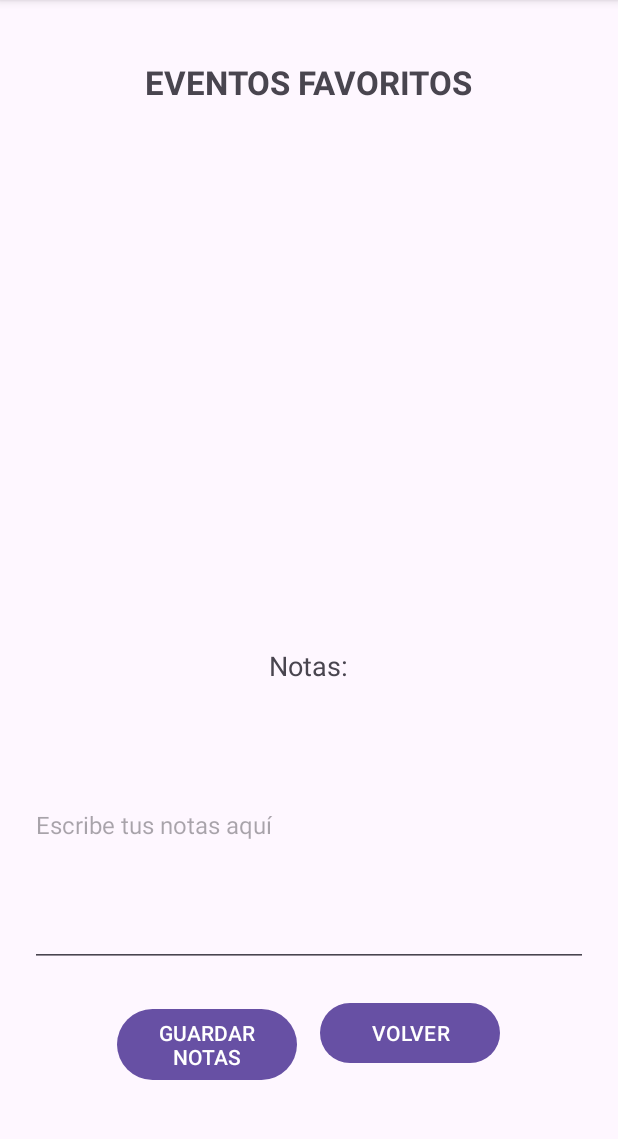
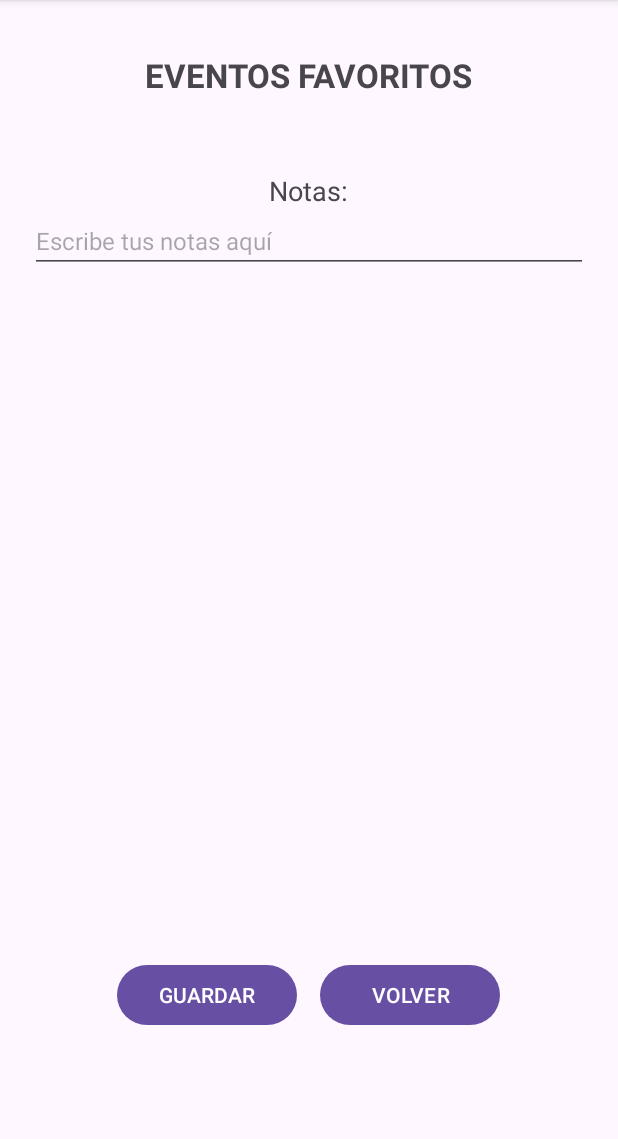
Before and after one commit to rocmisol/practica_android, an Android app: the screen it shows after launch (FavoritosActivity), in the options menu, after a tap on "Favoritos", on a phone screen of 412 x 824 dp, the part 96-1235 px from its top. Run offline under Robolectric (Android 15) with nearby library versions, the phone set to English and light mode, and no system bars.

Commit message:
Modifico RatingBar. Cambio ProgressBar a Main. Modifico layouts xml para responsive. Añado DialogFragment

```diff
--- a/app/src/main/java/es/cm/dam2/pmdm/eventos_culturales/FavoritosActivity.java
+++ b/app/src/main/java/es/cm/dam2/pmdm/eventos_culturales/FavoritosActivity.java
@@ -6,7 +6,6 @@ import android.os.Handler;
 import android.widget.Button;
 import android.widget.EditText;
 import android.widget.ListView;
-import android.widget.ProgressBar;
 import android.widget.TextView;
 
 import androidx.activity.EdgeToEdge;
@@ -24,7 +23,7 @@ import java.util.ArrayList;
 public class FavoritosActivity extends AppCompatActivity {
 
     private TextView textViewTituloFavoritos, textViewNotasFavoritos;
-    private ProgressBar progressBarFavoritos;
+
     private RecyclerView recyclerViewFavoritos;
     EditText editTextNotasFavoritos;
     Button buttonGuardarFavoritos, buttonVolverFavoritos;
@@ -52,7 +51,7 @@ public class FavoritosActivity extends AppCompatActivity {
         //Vinculación con las vistas de los textView
         textViewTituloFavoritos = findViewById(R.id.textViewTituloFavoritos);
         textViewNotasFavoritos = findViewById(R.id.textViewNotasFavoritos);
-        progressBarFavoritos = findViewById(R.id.progressBarFavoritos);
+
         recyclerViewFavoritos = findViewById(R.id.recyclerViewFavoritos);
         editTextNotasFavoritos = findViewById(R.id.editTextNotasFavoritos);
 
@@ -66,10 +65,6 @@ public class FavoritosActivity extends AppCompatActivity {
         adaptadorEvento = new AdaptadorEvento(listaPasarEventosFavoritos.getListaEventosFavoritos(), this);
         recyclerViewFavoritos.setAdapter((adaptadorEvento));
 
-
-        //Se muestra el progressBar durante la carga de esta Activity
-        mostrarProgressBar();
-
         //Se recuperan los eventos favoritos
 
         //Se cargan las anotaciones guardadas
@@ -77,15 +72,7 @@ public class FavoritosActivity extends AppCompatActivity {
         String notasGuardadas = sharedPreferences.getString(NOTAS_KEY, ""); //"" es el valor por defecto
         editTextNotasFavoritos.setText(notasGuardadas); //Se muestran las notas guardadas en el editText
 
-        //Se simula una carga con retraso de 2 segundos
-        //https://developer.android.com/reference/android/os/Handler
-        new Handler().postDelayed(new Runnable() {
-            @Override
-            public void run() {
-                recyclerViewFavoritos.setAdapter(adaptadorEvento);
-                ocultarProgressBar();
-            }
-        }, 2000);
+
 
         //Se configura el botón para guardar las notas
         buttonGuardarFavoritos = findViewById(R.id.buttonGuardarFavoritos);
@@ -110,16 +97,6 @@ public class FavoritosActivity extends AppCompatActivity {
 
 
     }
-    //Método para mostrar el ProgressBar
-    private void mostrarProgressBar(){
-        progressBarFavoritos.setVisibility(View.VISIBLE);
-        progressBarFavoritos.setVisibility(View.GONE);
-    }
-
-    //Método para ocultar el ProgressBar
-    private void ocultarProgressBar(){
-        progressBarFavoritos.setVisibility(View.GONE);
-    }
 
     //Método para guardar las notas utilizando SharedPreferences (de manera persistene)
     private void guardarNotas (String notas){
--- a/app/src/main/java/es/cm/dam2/pmdm/eventos_culturales/MainActivity.java
+++ b/app/src/main/java/es/cm/dam2/pmdm/eventos_culturales/MainActivity.java
@@ -2,7 +2,9 @@ package es.cm.dam2.pmdm.eventos_culturales;
 
 import android.app.DatePickerDialog;
 import android.content.Intent;
+import android.content.res.ColorStateList;
 import android.os.Bundle;
+import android.os.Handler;
 import android.view.ContextMenu;
 import android.view.Menu;
 import android.view.MenuInflater;
@@ -14,6 +16,7 @@ import android.widget.Button;
 import android.widget.CheckBox;
 import android.widget.CompoundButton;
 import android.widget.DatePicker;
+import android.widget.ProgressBar;
 import android.widget.Spinner;
 import android.widget.TextView;
 import android.widget.Toast;
@@ -36,11 +39,12 @@ import java.util.Calendar;
 
 public class MainActivity extends AppCompatActivity {
 
-    private TextView textViewTitulo, textViewFecha;
+    private TextView textViewFecha;
     private Button buttonFecha;
     private Spinner spinnerCategoria;
     private CheckBox checkBoxGratuito;
     private RecyclerView recyclerViewEventos;
+    private ProgressBar progressBarMain;
 
     private ArrayList<Evento> listaEventos;
     private ArrayList<Evento> listaEventosFiltrados;
@@ -68,9 +72,11 @@ public class MainActivity extends AppCompatActivity {
         listaEventos = FuncionRelleno.rellenaEventos();
 
 
-        //Configuración de los textView
-        textViewTitulo = findViewById(R.id.textViewTituloMain);
+        //Configuración del textView
         textViewFecha = findViewById(R.id.textViewFechaMain);
+
+        //Se asocia la vista al objeto
+        progressBarMain = findViewById(R.id.progressBarMain);
 
 
         //Configuración del Spinner la selección de categoría
@@ -200,10 +206,28 @@ public class MainActivity extends AppCompatActivity {
                 listaEventosFiltrados.add(evento);
             }
         }
-        ///////////////////////////////////////////////////////////////////////////////////////////////////////////////////////////////////////Si lista filtrado vacía mostrar dialogo
+        //Si al filtrar la lista no contiene eventos, se muestra un DialogFragment y se vuelven a mostrar todos los eventos
+        if (listaEventosFiltrados.isEmpty()){
+            DialogoListaVacia dialogoListaVacia = new DialogoListaVacia();
+            dialogoListaVacia.show(getSupportFragmentManager(), "DialogoListaVacia");
+            fechaSeleccionada = "";
+            textViewFecha.setText("");
+            filtrarEventos(); // Se vuelve a actualizar la lista filtrada
+        }
 
         //Se actualiza el adaptador del Recycler con los eventos filtrados
-        adaptadorEvento.actualizarListaFiltradoEventos(listaEventosFiltrados);
+        //Se simula una carga con retraso de 2 segundos
+        //https://developer.android.com/reference/android/os/Handler
+
+        mostrarProgressBar();
+        new Handler().postDelayed(new Runnable() {
+            @Override
+            public void run() {
+                adaptadorEvento.actualizarListaFiltradoEventos(listaEventosFiltrados);
+                ocultarProgressBar();
+            }
+        }, 2000);
+
     }
 
     //Se agrega el menú de opciones
@@ -278,7 +302,7 @@ public class MainActivity extends AppCompatActivity {
                 startActivity(chooser);
             }
             else{
-                //Si no hay ningún aplicación que pueda manjear el intent se muestra un mensaje
+                //Si no hay ninguna aplicación que pueda manjear el intent se muestra un mensaje
                 Toast.makeText(this, "No hay ninguna aplicación instalada para enviar este mensaje", Toast.LENGTH_LONG).show();
             }
             return true;
@@ -304,4 +328,14 @@ public class MainActivity extends AppCompatActivity {
             }
         }
     }
+
+    //Método para mostrar el ProgressBar
+    private void mostrarProgressBar(){
+        progressBarMain.setVisibility(View.VISIBLE);
+    }
+
+    //Método para ocultar el ProgressBar
+    private void ocultarProgressBar(){
+        progressBarMain.setVisibility(View.GONE);
+    }
 }
--- a/app/src/main/res/layout/activity_favoritos.xml
+++ b/app/src/main/res/layout/activity_favoritos.xml
@@ -7,7 +7,19 @@
     android:layout_height="match_parent"
     android:orientation="vertical"
     android:layout_margin="20dp"
+    android:weightSum="100"
     tools:context=".FavoritosActivity">
+
+    <ScrollView
+        android:layout_width="match_parent"
+        android:layout_height="0dp"
+        android:layout_weight="90">
+
+        <LinearLayout
+            android:layout_width="match_parent"
+            android:layout_height="wrap_content"
+            android:weightSum="100"
+            android:orientation="vertical">
 
             <TextView
                 android:id="@+id/textViewTituloFavoritos"
@@ -16,23 +28,22 @@
                 android:layout_gravity="center_horizontal"
                 android:textAllCaps="true"
                 android:text="@string/eventos_favoritos"
-        android:layout_marginTop="20dp"
+                android:layout_marginTop="15dp"
                 android:textStyle="bold"
                 android:textSize="22sp"/>
-
-    <ProgressBar
-        android:id="@+id/progressBarFavoritos"
-        android:layout_width="wrap_content"
-        android:layout_height="wrap_content"
-        android:layout_gravity="center"
-        android:visibility="gone"/>
 
             <androidx.recyclerview.widget.RecyclerView
                 android:id="@+id/recyclerViewFavoritos"
                 android:layout_width="match_parent"
                 android:layout_height="0dp"
-        android:layout_marginTop="50dp"
-        android:layout_weight="1"/>
+                android:layout_weight="60"
+                android:layout_marginTop="30dp"/>
+
+            <LinearLayout
+                android:layout_width="match_parent"
+                android:layout_height="0dp"
+                android:layout_weight="40"
+                android:orientation="vertical">
 
                 <TextView
                     android:id="@+id/textViewNotasFavoritos"
@@ -46,18 +57,25 @@
                 <EditText
                     android:id="@+id/editTextNotasFavoritos"
                     android:layout_width="match_parent"
-        android:layout_height="wrap_content"
+                    android:layout_height="0dp"
                     android:inputType="textImeMultiLine"
                     android:textSize="16sp"
                     android:hint="@string/escribe_tus_notas_aqu"
-        android:layout_weight="0.5"/>
+                    android:layout_weight="10"/>
+
+            </LinearLayout>
+
+        </LinearLayout>
+
+    </ScrollView>
 
     <LinearLayout
         android:layout_width="wrap_content"
         android:layout_height="wrap_content"
+        android:layout_weight="10"
         android:orientation="horizontal"
         android:layout_gravity="center_horizontal"
-        android:layout_marginTop="20dp"
+        android:gravity="center_vertical"
         android:layout_marginBottom="20dp">
 
         <Button
--- a/app/src/main/res/values/colors.xml
+++ b/app/src/main/res/values/colors.xml
@@ -2,6 +2,6 @@
 <resources>
     <color name="black">#FF000000</color>
     <color name="white">#FFFFFFFF</color>
-    <color name="violet1">#675794</color>
-    <color name="violet2">#483F66</color>
+    <color name="violet1">#96675794</color>
+    <color name="violet2">#AA483F66</color>
 </resources>
--- a/app/src/main/res/values/strings.xml
+++ b/app/src/main/res/values/strings.xml
@@ -20,7 +20,10 @@
     <string name="eventos_favoritos">EVENTOS FAVORITOS</string>
     <string name="notas">Notas:</string>
     <string name="escribe_tus_notas_aqu">Escribe tus notas aquí</string>
-    <string name="guardar_notas">GUARDAR NOTAS</string>
+    <string name="guardar_notas">GUARDAR</string>
+    <string name="tituloDialog">Sin reultados</string>
+    <string name="mensajeDialog">No hay eventos que coincidan con los filtros seleccionados</string>
+    <string name="botonAceptarDialog">Aceptar</string>
 
 
 </resources>
```
Also changed, not shown: app/src/main/java/es/cm/dam2/pmdm/eventos_culturales/DialogoListaVacia.java (added, +31 -0 lines), app/src/main/res/layout/activity_detalle.xml (+27 -19 lines), app/src/main/res/layout/activity_main.xml (+17 -14 lines). Lines whose indentation alone changed are shown as unchanged.
